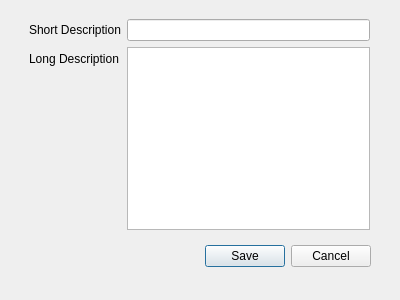
This is Plugins/OgModularZone/exportzonedialog.ui in OGRECave/ogitor as Qt 5 draws it before an edit. The edited form follows.
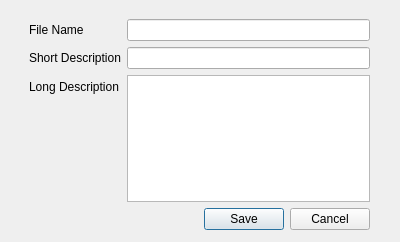
This is the edited form.

Commit message: Changed Zone design exporter to use OFS

Diff of the .ui file:
```diff
--- a/Plugins/OgModularZone/exportzonedialog.ui
+++ b/Plugins/OgModularZone/exportzonedialog.ui
@@ -7,7 +7,7 @@
     <x>0</x>
     <y>0</y>
     <width>400</width>
-    <height>300</height>
+    <height>242</height>
    </rect>
   </property>
   <property name="windowTitle">
@@ -16,22 +16,6 @@
   <property name="modal">
    <bool>true</bool>
   </property>
-  <widget class="QDialogButtonBox" name="buttonBox">
-   <property name="geometry">
-    <rect>
-     <x>30</x>
-     <y>240</y>
-     <width>341</width>
-     <height>32</height>
-    </rect>
-   </property>
-   <property name="orientation">
-    <enum>Qt::Horizontal</enum>
-   </property>
-   <property name="standardButtons">
-    <set>QDialogButtonBox::Cancel|QDialogButtonBox::Save</set>
-   </property>
-  </widget>
   <widget class="QWidget" name="verticalLayoutWidget">
    <property name="geometry">
     <rect>
@@ -44,9 +28,22 @@
    <layout class="QVBoxLayout" name="verticalLayout">
     <item>
      <layout class="QFormLayout" name="formLayout">
+      <property name="sizeConstraint">
+       <enum>QLayout::SetDefaultConstraint</enum>
+      </property>
       <property name="fieldGrowthPolicy">
        <enum>QFormLayout::AllNonFixedFieldsGrow</enum>
       </property>
+      <item row="0" column="0">
+       <widget class="QLabel" name="labelFileName">
+        <property name="text">
+         <string>File Name</string>
+        </property>
+       </widget>
+      </item>
+      <item row="0" column="1">
+       <widget class="QLineEdit" name="lineEditFileName"/>
+      </item>
       <item row="1" column="0">
        <widget class="QLabel" name="labelShortDesc">
         <property name="text">
@@ -67,6 +64,16 @@
       <item row="2" column="1">
        <widget class="QPlainTextEdit" name="plainTextEditLongDesc"/>
       </item>
+      <item row="5" column="1">
+       <widget class="QDialogButtonBox" name="buttonBox">
+        <property name="orientation">
+         <enum>Qt::Horizontal</enum>
+        </property>
+        <property name="standardButtons">
+         <set>QDialogButtonBox::Cancel|QDialogButtonBox::Save</set>
+        </property>
+       </widget>
+      </item>
      </layout>
     </item>
    </layout>
```
The commit also changes 2 other files.
